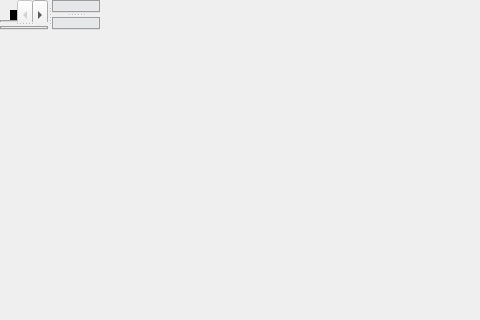
The window that damaker_gui/windows/MainWindowV2.ui (sebbeutler/DAMAKER_old) describes before a commit, drawn with Qt 5; both pictures show x 0 to 480 and y 0 to 320 of the 1112 by 758 pixel window.
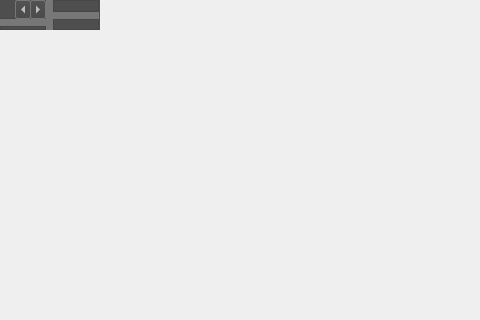
The same window after the commit. Icons and pictures are not drawn. Custom widgets are drawn as their Qt base class.

Commit message: Fixed OperationWidget and FunctionListWidget + added dark theme

Patch:
```diff
--- a/damaker_gui/windows/MainWindowV2.ui
+++ b/damaker_gui/windows/MainWindowV2.ui
@@ -31,88 +31,560 @@
   </property>
   <widget class="QSplitter" name="splitter_horizontal">
    <property name="styleSheet">
-    <string notr="true">QFrame {
-	border: 0px;
+    <string notr="true">/*Copyright (c) DevSec Studio. All rights reserved.
+
+MIT License
+
+Permission is hereby granted, free of charge, to any person obtaining a copy
+of this software and associated documentation files (the &quot;Software&quot;), to deal
+in the Software without restriction, including without limitation the rights
+to use, copy, modify, merge, publish, distribute, sublicense, and/or sell
+copies of the Software, and to permit persons to whom the Software is
+furnished to do so, subject to the following conditions:
+
+The above copyright notice and this permission notice shall be included in all
+copies or substantial portions of the Software.
+
+THE SOFTWARE IS PROVIDED *AS IS*, WITHOUT WARRANTY OF ANY KIND, EXPRESS OR
+IMPLIED, INCLUDING BUT NOT LIMITED TO THE WARRANTIES OF MERCHANTABILITY,
+FITNESS FOR A PARTICULAR PURPOSE AND NONINFRINGEMENT. IN NO EVENT SHALL THE
+AUTHORS OR COPYRIGHT HOLDERS BE LIABLE FOR ANY CLAIM, DAMAGES OR OTHER
+LIABILITY, WHETHER IN AN ACTION OF CONTRACT, TORT OR OTHERWISE, ARISING FROM,
+OUT OF OR IN CONNECTION WITH THE SOFTWARE OR THE USE OR OTHER DEALINGS IN THE SOFTWARE.
+*/
+
+/*-----QWidget-----*/
+QWidget
+{
+	background-color: #4e4e4e;
+	color: #fff;
+
 }
 
-/* ----  TAB WIDGET ---- */
 
-QTabWidget {
-	background-color: rgb(218, 219, 221);
-	padding: 15px;
-	margin: 10px;
+/*-----QLabel-----*/
+QLabel
+{
+	background-color: transparent;
+	color: #fff;
+
 }
 
-QTabBar {
-	background-color: rgb(0, 0, 0);
-	padding: 15px;
-	margin: 10px;
-font-weight: bold;
+
+/*-----QMenuBar-----*/
+QMenuBar 
+{
+	background-color: qlineargradient(spread:repeat, x1:1, y1:0, x2:1, y2:1, stop:0 rgba(97, 100, 99, 255),stop:1 rgba(89, 89, 89, 255));
+	border: none;
+	color: #fff;
+
 }
 
-QTabBar::pane {
-  border: none;
+
+QMenuBar::item 
+{
+	background-color: transparent;
+
 }
 
-QTabBar::tab {
-    color: black;  
-	background-color: rgb(220, 220, 220);
-    border: 1px solid rgb(235, 235, 235); 
-    padding: 4px 10px 4px 10px;
-   border-radius: 2px;
-} 
 
-QTabBar::tab:hover {
-  background-color: rgb(227, 241, 240);
-} 
+QMenuBar::item:selected 
+{
+	background-color: #303030;
+	color: #fff;
 
-QTabBar::tab:selected { 
-	background-color: rgb(222, 237, 255);
 }
 
-/* ---- SLIDER ---- */
 
-QSlider::groove:horizontal {
-    border-radius: 4px;
-    height: 18px;
-	margin: 0px;
-	background-color: rgb(72, 75, 75);
+QMenuBar::item:pressed 
+{
+	background-color: qlineargradient(spread:repeat, x1:1, y1:0, x2:1, y2:1, stop:0 rgba(89, 89, 89, 255),stop:1 rgba(66, 66, 66, 255));
+	border: 1px solid #000;
+	color: #fff;
+
 }
 
-QSlider::handle:horizontal {
-    background-color: rgb(35, 31, 32);
-    border: none;
-    height: 18px;
-    width: 18px;
-    margin: 0px;
+
+/*-----QMenu-----*/
+QMenu
+{
+    background-color: #d3d3d3;
+    border: 1px solid #222;
+    padding: 4px;
+    padding-right: 0px;
+	color: #000;
+
+}
+
+
+QMenu::item
+{
+    background-color: transparent;
+    padding: 2px 20px 2px 20px;
+
+}
+
+
+QMenu::item:disabled
+{
+    color: #555;
+    background-color: transparent;
+    padding: 2px 20px 2px 20px;
+
+}
+
+
+QMenu::item:selected
+{
+    background-color: #91c9f7;
+    color: #000;
+
+}
+
+
+/*-----QTabBar-----*/
+QTabBar 
+{
+	background-color: transparent;
+}
+
+
+QTabWidget::tab-bar 
+{
+	border:none;
+	left: 0px;
+
+}
+
+
+QTabBar::tab 
+{
+	color: #fff;
+	padding-left: 15px; 
+	padding-right: 15px; 
+	height: 25px;
+}
+
+
+QTabWidget::pane 
+{
+	border: 1px solid rgb(71, 71, 71); 
+
+}
+
+
+QTabBar::tab:!selected 
+{
+	color: #b1b1b1; 
+	border: 1px solid #1b1b1b;
+	background-color: #1b1b1b;
+}
+
+
+QTabBar::tab:selected 
+{
+	background-color: qlineargradient(spread:pad, x1:1, y1:0, x2:1, y2:1, stop:0 rgba(101, 101, 101, 255),stop:1 rgba(66, 66, 66, 255));
+	border: 1px solid #414141;
+	color: #fff;
+
+}
+
+
+QTabBar::tab:!selected:hover 
+{
+	color: #fff; 
+
+}
+
+
+/*-----QToolButton-----*/
+QToolButton 
+{
+	background-color: qlineargradient(spread:pad, x1:1, y1:0, x2:1, y2:1, stop:0 rgba(82, 82, 82, 255),stop:0.995192 rgba(75, 75, 75, 255));
+	color: #fff;
+	border: 1px solid #777777;
 	border-radius: 2px;
+	padding: 2px;
+	
 }
-QSlider::handle:horizontal:hover {
-    background-color: rgb(42, 42, 42);
+
+
+QToolButton:hover
+{
+	background-color: #8b8b8b;
+	
 }
 
-QSlider::groove:vertical {
-    border-radius: 9px;
-    width: 18px;
-    margin: 0px;
-	background-color: rgb(52, 59, 72);
+
+QToolButton:pressed
+{
+	background-color: #7c7c7c;
+
 }
 
-QSlider::handle:vertical {
-    background-color: rgb(35, 31, 32);
+
+QToolButton:checked
+{
+	background-color: #7c7c7c;
+
+}
+
+
+/*-----QDockWidget-----*/
+ QDockWidget
+{
+	color : #fff;
+
+}
+
+
+QDockWidget::title 
+{
+	background-color: qlineargradient(spread:repeat, x1:1, y1:0, x2:1, y2:1, stop:0 rgba(97, 100, 99, 255),stop:1 rgba(89, 89, 89, 255));
+	border: 1px solid #3a3a3a;
+	padding: 2px;
+
+}
+
+
+QDockWidget::close-button
+{
+	max-width: 14px;
+	max-height: 14px;
+	margin-top:1px;
+
+}
+
+
+QDockWidget::float-button
+{
+	max-width: 14px;
+	max-height: 14px;
+	margin-top:1px;
+
+}
+
+
+QDockWidget::close-button:hover
+{
 	border: none;
-    height: 18px;
-    width: 18px;
-    margin: 0px;
+	background-color: none;
+
+}
+
+
+QDockWidget::float-button:hover
+{
+	border: none;
+	background-color: none;
+
+}
+
+
+/*-----QTreeWidget-----*/
+QTreeWidget
+{
+	show-decoration-selected: 0;
+	selection-background-color: transparent; /* Used on Mac */
+	selection-color: #fff; /* Used on Mac */
+	background-color: #292929;
+	border: 1px solid gray;
+	padding-top : 5px;
+	color: #fff;
+	font: 8pt;
+
+}
+
+QHeaderView::section
+{
+	background-color: #292929;
+}
+
+
+QTreeView::item:selected
+{
+	color:#000;
+	background-color: #91c9f7;
+	border-radius: 0px;
+
+}
+
+
+QTreeView::item:!selected:hover
+{
+	background-color: #8f8f8f;
+	color: #000;
+}
+
+
+QTreeView::branch:has-children:!has-siblings:closed,
+QTreeView::branch:closed:has-children:has-siblings 
+{
+	image: url(://tree-closed.png);
+
+}
+
+
+QTreeView::branch:open:has-children:!has-siblings,
+QTreeView::branch:open:has-children:has-siblings  
+{
+	image: url(://tree-open.png);
+
+}
+
+
+/*-----QLineEdit-----*/
+QLineEdit
+{
+	color : black;
+	background-color: rgb(157, 157, 157);
+	border: 1px solid darkgray;
+	border-radius : 2px;
+
+}
+
+QLineEdit:hover 
+{
+	background-color: rgb(190, 190, 190);
+
+}
+
+
+/*-----QGroupBox-----*/
+QGroupBox 
+{
+    border: 0px solid gray;
+	background-color: rgb(27, 27, 27);
+    margin-top: 5.5ex;
+
+}
+
+
+QGroupBox::title 
+{
+	background-color: qlineargradient(spread:repeat, x1:1, y1:0, x2:1, y2:1, stop:0 rgba(97, 100, 99, 255),stop:1 rgba(89, 89, 89, 255));
+	border: 1px solid #3a3a3a;
+    subcontrol-origin: margin;
+	subcontrol-position: top right 0px;
+	border-radius: 0px;
+    padding: 1px 30px;
+	margin-bottom: 52px;
+
+}
+
+
+/*-----QComboBox-----*/
+QComboBox 
+{
+	background-color: qlineargradient(spread:repeat, x1:1, y1:0, x2:1, y2:1, stop:0 rgba(97, 100, 99, 255),stop:1 rgba(89, 89, 89, 255));
+	border: 1px solid #777777;
+	color: #fff;
+	padding: 2px;
+
+}
+
+
+QComboBox:editable 
+{
+    background: transparent;
+
+}
+
+
+QComboBox::drop-down 
+{
+    subcontrol-origin: padding;
+    subcontrol-position: top right;
+    width: 15px;
+	background-color: #252525;
+    border-left-width:1px;
+    border-left-color: #777777;
+    border-left-style: solid; 
+    border-top-right-radius: 3px; 
+    border-bottom-right-radius: 3px;
+
+}
+
+
+QComboBox::down-arrow 
+{
+    image: url(://arrow-down.png);
+	width:8px;
+	height:8px;
+
+}
+
+
+QComboBox::down-arrow:on 
+{ 
+    top: 1px;
+    left: 1px;
+
+}
+
+
+QComboBox QListView
+{
+	background-color: #292929;
+    border-left-style: solid; 
+	selection-background-color: #91c9f7;
+	selection-color: #000;
+	color: #fff;
+	border: 1px solid black;
 	border-radius: 2px;
+
 }
-QSlider::handle:vertical:hover {
-    background-color: rgb(42, 42, 42);
+
+
+/*-----QSpinBox-----*/
+QSpinBox 
+{
+    border: 1px solid gray;
+	min-height: 12px;
+    border-radius : 2px;
+	color : black;
+    background-color: rgb(157, 157, 157);
+
+}
+
+
+QSpinBox:hover 
+{
+	background-color: rgb(190, 190, 190);
+
+}
+
+
+QSpinBox::up-button 
+{
+	border-top-right-radius:2px;
+	background-color: #777777;
+    width: 16px; 
+    border-width: 1px;
+
+}
+
+
+QSpinBox::up-button:hover 
+{
+	background-color: #585858;
+
+}
+
+
+QSpinBox::up-button:pressed 
+{
+	background-color: #252525;
+    width: 16px; 
+    border-width: 1px;
+
+}
+
+
+QSpinBox::up-arrow 
+{
+    image: url(://arrow-up.png);
+    width: 7px;
+    height: 7px;
+
+}
+
+
+QSpinBox::down-button 
+{
+	border-bottom-right-radius:2px;
+	background-color: #777777;
+    width: 16px; 
+    border-width: 1px;
+
+}
+
+
+QSpinBox::down-button:hover 
+{
+	background-color: #585858;
+
+}
+
+QSpinBox::down-button:pressed 
+{
+	background-color: #252525;
+    width: 16px; 
+    border-width: 1px;
+
+}
+
+
+QSpinBox::down-arrow 
+{
+    image: url(://arrow-down.png);
+    width: 7px;
+    height: 7px;
+
+}
+
+
+/*-----QRadioButton-----*/
+QRadioButton 
+{
+	color: lightgray;
+	background-color: transparent;
+
+}
+
+QRadioButton::indicator
+{
+	width: 12px;
+	height: 12px;
+	margin-top:2px;
+
+}
+
+
+/*-----QStatusBar-----*/
+QStatusBar 
+{
+	color: #fff;
+	background-color: qlineargradient(spread:repeat, x1:1, y1:0, x2:1, y2:1, stop:0 rgba(97, 100, 99, 255),stop:1 rgba(89, 89, 89, 255));
+
+}
+
+
+QStatusBar::item 
+{
+	background-color: transparent;
+	color: #fff;
+
+}
+
+
+/*-----QSizeGrip-----*/
+QSizeGrip 
+{
+	background-color: image(&quot;./ressources/sizegrip.png&quot;); /*To replace*/
+
+}
+
+QSplitter::handle
+{
+	background-color: #777777;
+}
+
+
+QSplitter::handle:horizontal {
+    width: 1px;
+}
+
+QSplitter::handle:vertical {
+    height: 1px;
 }</string>
    </property>
    <property name="orientation">
     <enum>Qt::Horizontal</enum>
    </property>
+   <property name="handleWidth">
+    <number>7</number>
+   </property>
    <widget class="QSplitter" name="splitter_vertical1">
     <property name="styleSheet">
      <string notr="true"/>
@@ -120,6 +592,9 @@
     <property name="orientation">
      <enum>Qt::Vertical</enum>
     </property>
+    <property name="handleWidth">
+     <number>7</number>
+    </property>
     <widget class="ContentFrame" name="dock1">
      <property name="sizePolicy">
       <sizepolicy hsizetype="Preferred" vsizetype="Preferred">
@@ -236,6 +711,9 @@
     <property name="orientation">
      <enum>Qt::Vertical</enum>
     </property>
+    <property name="handleWidth">
+     <number>7</number>
+    </property>
     <widget class="ContentFrame" name="dock2">
      <property name="sizePolicy">
       <sizepolicy hsizetype="Preferred" vsizetype="Preferred">
```
Left out of the diff: 2 changed lines with no effect on the pictures. The commit also changes 15 other files.
